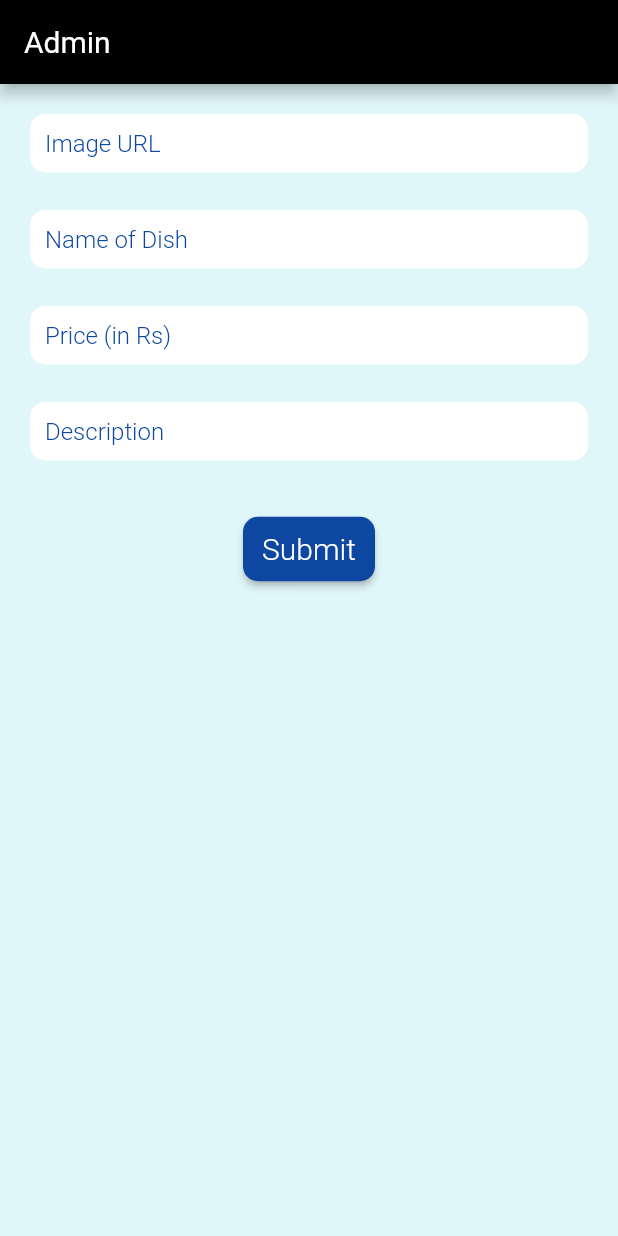
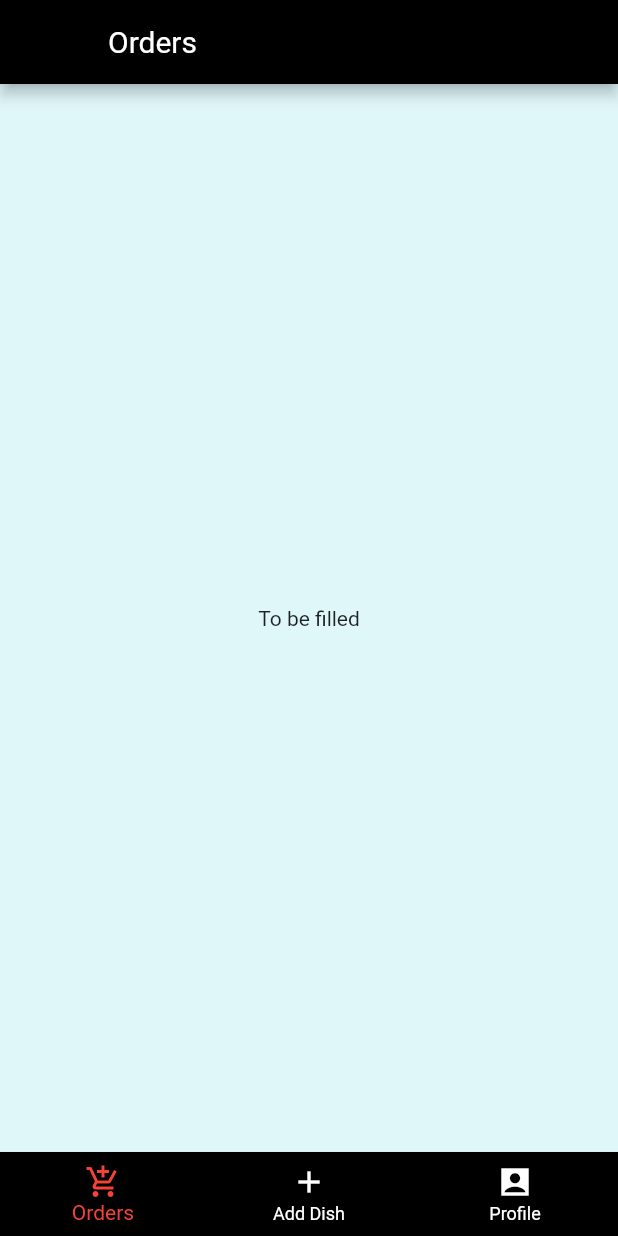
Before and after one commit to shaurya127/canteenmnit, a Flutter app: the AdminScreen screen opened directly, on a phone screen of 412 x 824 dp. Run offline on Flutter 3.47's test engine with Material 2 defaults, Android fonts, the phone set to English and light mode, and no system bars; our stand-ins replace cloud_firestore; accounts and stored records are empty.

Commit message:
routes managed & admin page login frontend made

```diff
--- /dev/null
+++ b/lib/AdminRelated/AdminScreen/mainBody.dart
@@ -0,0 +1,82 @@
+import 'package:flutter/material.dart';
+
+import '../add_dish.dart';
+import '../../widgets/userProfile.dart';
+
+class MainAdminBody extends StatefulWidget {
+  MainAdminBody({Key? key}) : super(key: key);
+
+  @override
+  MainAdminBodyState createState() => MainAdminBodyState();
+}
+
+class MainAdminBodyState extends State<MainAdminBody> {
+  int _selectedIndex = 0;
+
+  static const List<String?> _options = [
+    'Orders',
+    'Add Dish',
+    'Profile',
+  ];
+
+  void _onItemTapped(int index) {
+    setState(() {
+      _selectedIndex = index;
+    });
+  }
+
+  //Returns screen based on _selected index
+  Widget getScreen() {
+    if (_selectedIndex == 1) {
+      return AddDish();
+    } else if (_selectedIndex == 2) {
+      return Center(
+        child: UserProfile(
+          name: "Name",
+          email: "abc@xyz.com",
+          hostel: "Kabir Hostel",
+          roomNo: "82(c)",
+          urlOfImage: '',
+        ), //Test user
+      );
+    } else {
+      return Center(child: Text("To be filled"));
+    }
+  }
+
+  @override
+  Widget build(BuildContext context) {
+    return Scaffold(
+      appBar: AppBar(
+        title: Text(_options.elementAt(_selectedIndex)!),
+      ),
+      body: getScreen(),
+      bottomNavigationBar: BottomNavigationBar(
+        items: const <BottomNavigationBarItem>[
+          BottomNavigationBarItem(
+            icon: Icon(Icons.add_shopping_cart),
+            label: "Orders",
+          ),
+          BottomNavigationBarItem(
+            icon: Icon(Icons.add),
+            label: "Add Dish",
+          ),
+          BottomNavigationBarItem(
+            icon: Icon(Icons.account_box_sharp),
+            label: 'Profile',
+          ),
+        ],
+        type: BottomNavigationBarType.fixed,
+        backgroundColor: Colors.black,
+        currentIndex: _selectedIndex,
+        selectedItemColor: Colors.red,
+        onTap: _onItemTapped,
+        unselectedItemColor: Colors.white,
+        elevation: 1,
+      ),
+    );
+  }
+
+  @override
+  Size get preferredSize => const Size.fromHeight(kToolbarHeight);
+}
--- a/lib/AdminRelated/admin_page.dart
+++ /dev/null
@@ -1,212 +0,0 @@
-import "package:cloud_firestore/cloud_firestore.dart";
-import 'package:flutter/material.dart';
-import 'package:flutter/services.dart';
-
-class AdminScreen extends StatefulWidget {
-  @override
-  _AdminScreenState createState() => _AdminScreenState();
-}
-
-class _AdminScreenState extends State<AdminScreen> {
-  final _formKey = GlobalKey<FormState>();
-  bool _isLoading = false;
-
-  String _img = "";
-  String _name = "";
-  String _price = "";
-  String _desc = "";
-
-  String? _validateImg(String val) {
-    if (val.isEmpty) {
-      return "This field is required.";
-    }
-    return null;
-  }
-
-  String? _validateName(String val) {
-    if (val.isEmpty) {
-      return "This field is required.";
-    }
-    return null;
-  }
-
-  String? _validatePrice(String val) {
-    if (val.isEmpty) {
-      return "This field is required.";
-    }
-    return null;
-  }
-
-  String? _validateDesc(String val) {
-    if (val.isEmpty) {
-      return "This field is required.";
-    }
-    return null;
-  }
-
-  Future<void> _submitForm() async {
-    SystemChannels.textInput.invokeMethod('TextInput.hide');
-    setState(() {
-      _isLoading = true;
-    });
-    if (_formKey.currentState!.validate()) {
-      _formKey.currentState!.save();
-      await FirebaseFirestore.instance.collection('dishes').add({
-        'img': _img,
-        'name': _name,
-        'price': _price,
-        'description': _desc,
-      });
-      print({
-        'img': _img,
-        'name': _name,
-        'price': _price,
-        'description': _desc,
-      });
-    }
-    setState(() {
-      _isLoading = false;
-    });
-  }
-
-  Container getFormInput(
-    String hintText,
-    TextInputType inputType,
-    Function validator,
-    Function onSaved,
-  ) {
-    return Container(
-      padding: EdgeInsets.all(10),
-      decoration: BoxDecoration(
-        borderRadius: BorderRadius.circular(10),
-        color: Colors.white,
-      ),
-      margin: EdgeInsets.only(left: 20, right: 20, top: 20, bottom: 5),
-      child: TextFormField(
-        decoration: InputDecoration.collapsed(
-          hintText: hintText,
-          hintStyle: TextStyle(
-            color: Colors.blue[900],
-            fontWeight: FontWeight.w300,
-          ),
-        ),
-        keyboardType: inputType,
-        style: TextStyle(color: Colors.pink[900]),
-        validator: (val) => validator(val),
-        onSaved: (val) => onSaved(val),
-      ),
-    );
-  }
-
-  @override
-  Widget build(BuildContext context) {
-    return Scaffold(
-      appBar: AppBar(
-        title: Text("Admin"),
-      ),
-      body: SingleChildScrollView(
-        child: Container(
-          child: Form(
-            key: _formKey,
-            child: Column(
-              children: <Widget>[
-                getFormInput(
-                  "Image URL",
-                  TextInputType.url,
-                  _validateImg,
-                  (val) => {_img = val},
-                ),
-                getFormInput(
-                  "Name of Dish",
-                  TextInputType.name,
-                  _validateName,
-                  (val) => {_name = val},
-                ),
-                getFormInput(
-                  "Price (in Rs)",
-                  TextInputType.number,
-                  _validatePrice,
-                  (val) => {_price = val},
-                ),
-                getFormInput(
-                  "Description",
-                  TextInputType.text,
-                  _validateDesc,
-                  (val) => {_desc = val},
-                ),
-                SizedBox(
-                  height: 30,
-                ),
-                ButtonTheme(
-                  // minWidth: deviceSize.width * 0.85,
-                  buttonColor: Colors.blue[900],
-                  padding: EdgeInsets.all(10),
-                  child: RaisedButton(
-                    shape: RoundedRectangleBorder(
-                        borderRadius: BorderRadius.circular(10)),
-                    textColor: Colors.white,
-                    onPressed: _submitForm,
-                    child: Text(
-                      'Submit',
-                      style:
-                          TextStyle(fontSize: 20, fontWeight: FontWeight.w300),
-                    ),
-                  ),
-                ),
-              ],
-            ),
-            // child: Column(
-            //   children: [
-            //     Text(
-            //       "Add a dish",
-            //       style: TextStyle(
-            //         fontSize: 20,
-            //         fontWeight: FontWeight.bold,
-            //       ),
-            //     ),
-            //     SizedBox(height: 10),
-            //     TextFormField(
-            //       key: ValueKey("img"),
-            //       decoration: InputDecoration(labelText: "Image URL"),
-            //       validator: (val) => _validateImg(val!),
-            //       onSaved: (val) => _img = val!,
-            //     ),
-            //     TextFormField(
-            //       key: ValueKey("name"),
-            //       decoration: InputDecoration(labelText: "Name"),
-            //       textCapitalization: TextCapitalization.words,
-            //       validator: (val) => _validateName(val!),
-            //       onSaved: (val) => _name = val!,
-            //     ),
-            //     TextFormField(
-            //       key: ValueKey("price"),
-            //       decoration:
-            //           InputDecoration(labelText: "Price (in Rs.)"),
-            //       keyboardType: TextInputType.number,
-            //       validator: (val) => _validatePrice(val!),
-            //       onSaved: (val) => _price = val!,
-            //     ),
-            //     TextFormField(
-            //       key: ValueKey("desc"),
-            //       decoration: InputDecoration(labelText: "Description"),
-            //       textCapitalization: TextCapitalization.sentences,
-            //       keyboardType: TextInputType.multiline,
-            //       maxLines: 2,
-            //       validator: (val) => _validateDesc(val!),
-            //       onSaved: (val) => _desc = val!,
-            //     ),
-            //     SizedBox(height: 15),
-            //     _isLoading
-            //         ? Center(child: CircularProgressIndicator())
-            //         : RaisedButton(
-            //             child: Text("Add"),
-            //             onPressed: _submitForm,
-            //           ),
-            //   ],
-            // ),
-          ),
-        ),
-      ),
-    );
-  }
-}
--- /dev/null
+++ b/lib/AdminRelated/admin_screen.dart
@@ -0,0 +1,15 @@
+import 'package:flutter/material.dart';
+
+import './AdminScreen/mainBody.dart';
+
+class AdminScreen extends StatelessWidget {
+  AdminScreen();
+
+  @override
+  Widget build(BuildContext context) {
+    return Scaffold(
+      extendBody: true,
+      body: MainAdminBody(),
+    );
+  }
+}
--- a/lib/CanteenRelated/screens/particularCanteenOverview.dart
+++ b/lib/CanteenRelated/screens/particularCanteenOverview.dart
@@ -3,8 +3,6 @@ import '../widgets/ListViewOfFastFood.dart';
 import '../widgets/GridViewOfThalis.dart';
 
 class ParticularCanteenOverview extends StatelessWidget {
-  static const routeName = '/particular-canteen-overview';
-
   @override
   Widget build(BuildContext context) {
     final deviceSize = MediaQuery.of(context).size;
--- /dev/null
+++ b/lib/Routes/Routes.dart
@@ -0,0 +1,14 @@
+class Routes {
+  static String boardingPage = "/boarding";
+
+  // Admin Routes
+  static String adminLogin = "/admin-login";
+  static String adminScreen = "/admin-screen";
+
+  // Main Routes
+  static String mainLogin = "main-login";
+  static String homeScreen = "home-screen";
+
+  // Canteen Routes
+  static String canteenDetail = "canteen-detail";
+}
--- a/lib/screens/homeScreen.dart
+++ b/lib/screens/homeScreen.dart
@@ -3,11 +3,6 @@ import 'package:flutter/material.dart';
 import '../widgets/bottombar.dart';
 
 class HomeScreen extends StatelessWidget {
-  static const routeName = '/home-screen';
-
-  final titleOfApp;
-  HomeScreen({this.titleOfApp});
-
   @override
   Widget build(BuildContext context) {
     //Here is the main home screen of the app
--- a/lib/screens/mainScreen.dart
+++ b/lib/screens/mainScreen.dart
@@ -15,7 +15,7 @@ class MainScreen extends StatelessWidget {
               ? Center(
                   child: CircularProgressIndicator(),
                 )
-              : AuthenticationScreen(titleOfApp),
+              : AuthenticationScreen(),
     );
   }
 }
```
Also changed, not shown: lib/AdminRelated/add_dish.dart (added, +157 -0 lines), lib/AdminRelated/authentication.dart (+3 -7 lines), lib/CanteenRelated/widgets/canteenDetailsOnMainScreen.dart (+6 -3 lines), lib/main.dart (+13 -12 lines), lib/screens/authenticationScreen.dart (+3 -13 lines), lib/screens/onboardingnewuser.dart (+9 -11 lines).
